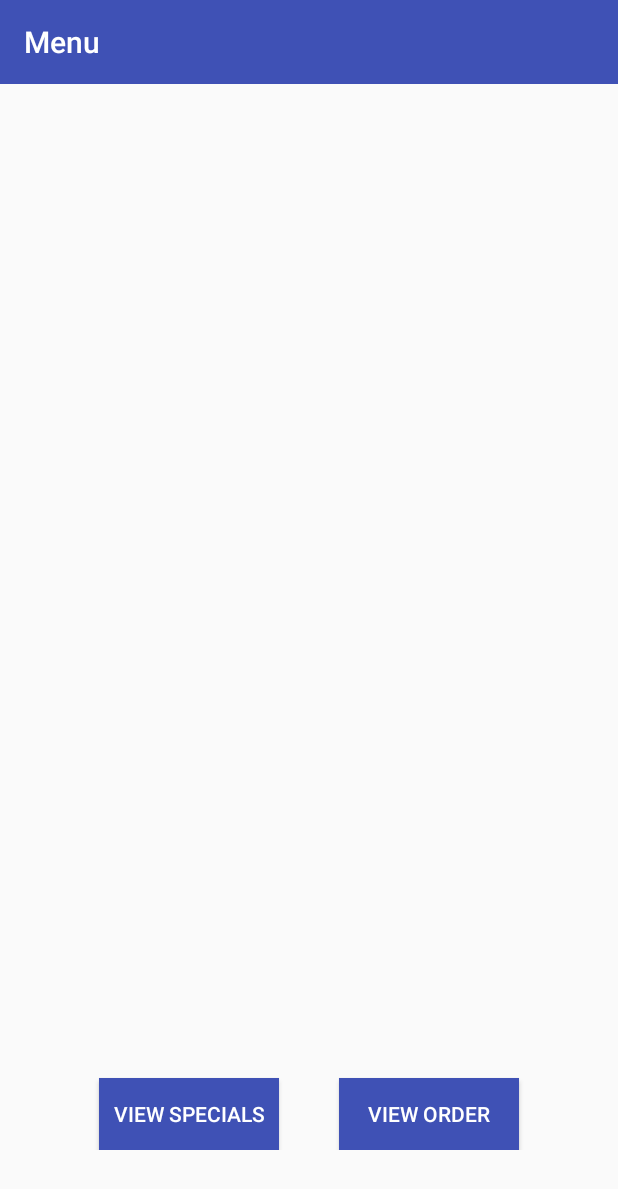
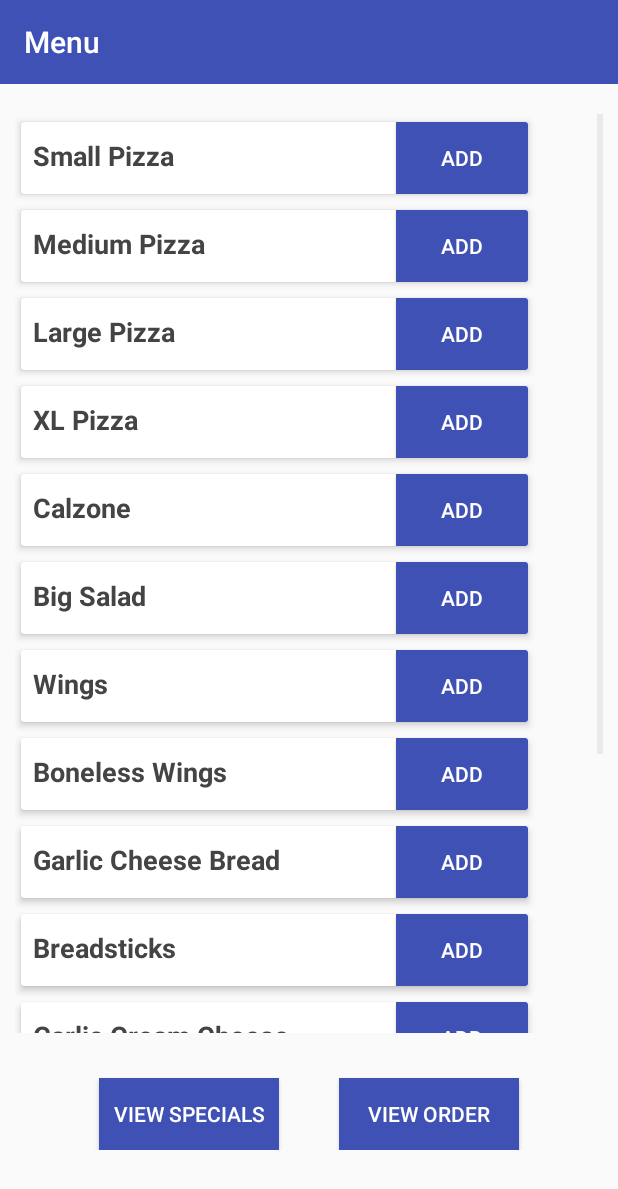
Before and after one commit to joshbeebe/PizzaNinja, an Android app: the MenuActivity screen opened directly, with no data from a screen before it, on a phone screen of 412 x 824 dp. Shown: the top 1189 px of the screen. Run offline under Robolectric (Android 15) with nearby library versions, the phone set to English and light mode, and no system bars.

Commit message:
Added Menu - Finishing onClick for buttons

```diff
--- a/app/src/main/java/com/pizzaninja/pizzaninja/BuildPizzaActivity.java
+++ b/app/src/main/java/com/pizzaninja/pizzaninja/BuildPizzaActivity.java
@@ -1,15 +1,11 @@
 package com.pizzaninja.pizzaninja;
 
 import android.os.Bundle;
-import android.support.design.widget.FloatingActionButton;
-import android.support.design.widget.Snackbar;
 import android.support.v7.app.AppCompatActivity;
 import android.support.v7.widget.Toolbar;
 import android.view.View;
-import android.widget.Button;
 import android.widget.CheckBox;
 import android.widget.LinearLayout;
-import android.widget.Toast;
 
 import java.util.ArrayList;
 
--- a/app/src/main/java/com/pizzaninja/pizzaninja/MenuActivity.java
+++ b/app/src/main/java/com/pizzaninja/pizzaninja/MenuActivity.java
@@ -8,11 +8,16 @@ import android.support.v7.widget.RecyclerView;
 import android.support.v7.widget.Toolbar;
 import android.view.View;
 
+import java.util.ArrayList;
+import java.util.List;
+
 public class MenuActivity extends AppCompatActivity {
-
+    private ArrayList<FeedItem> feedsList;
     private RecyclerView mRecyclerView;
     private RecyclerView.Adapter mAdapter;
     private RecyclerView.LayoutManager mLayoutManager;
+    private static MenuActivity ma = null;
+    OrderDetails od;
 
     @Override
     protected void onCreate(Bundle savedInstanceState) {
@@ -20,20 +25,60 @@ public class MenuActivity extends AppCompatActivity {
         setContentView(R.layout.activity_menu);
         Toolbar myToolbar = (Toolbar) findViewById(R.id.my_toolbar);
         setSupportActionBar(myToolbar);
+        od = OrderDetails.getInstance();
+        AddItems();
 
         mRecyclerView = (RecyclerView) findViewById(R.id.menu_list);
-
-        // use this setting to improve performance if you know that changes
-        // in content do not change the layout size of the RecyclerView
         mRecyclerView.setHasFixedSize(true);
 
-        // use a linear layout manager
         mLayoutManager = new LinearLayoutManager(this);
         mRecyclerView.setLayoutManager(mLayoutManager);
+        mAdapter = new MyAdapter(MenuActivity.this, feedsList);
+        mRecyclerView.setAdapter(mAdapter);
+    }
 
-        // specify an adapter (see also next example)
-        //mAdapter = new MyAdapter(myDataset);
-        //mRecyclerView.setAdapter(mAdapter);
+    public static MenuActivity getInstance() {
+        if (ma == null) {
+            ma = new MenuActivity();
+        }
+        return ma;
+    }
+
+    public void AddItem(String item)
+    {
+        if (item.contains("Pizza"))
+        {
+            Intent intent = new Intent(this, BuildPizzaActivity.class);
+            startActivity(intent);
+        }
+        else
+        {
+            od.addItem(new OrderDetails.Item(item, 2.99));
+        }
+    }
+
+    private void AddItems()
+    {
+        feedsList = new ArrayList<>();
+        for (int i = 0; i < 15; i++)
+        {
+            feedsList.add(new FeedItem());
+        }
+        feedsList.get(0).setTitle("Small Pizza");
+        feedsList.get(1).setTitle("Medium Pizza");
+        feedsList.get(2).setTitle("Large Pizza");
+        feedsList.get(3).setTitle("XL Pizza");
+        feedsList.get(4).setTitle("Calzone");
+        feedsList.get(5).setTitle("Big Salad");
+        feedsList.get(6).setTitle("Wings");
+        feedsList.get(7).setTitle("Boneless Wings");
+        feedsList.get(8).setTitle("Garlic Cheese Bread");
+        feedsList.get(9).setTitle("Breadsticks");
+        feedsList.get(10).setTitle("Garlic Cream Cheese");
+        feedsList.get(11).setTitle("Garlic Butter");
+        feedsList.get(12).setTitle("Marinara");
+        feedsList.get(13).setTitle("Ranch Dressing");
+        feedsList.get(14).setTitle("French Dressing");
     }
 
     public void OpenSpecials(View view)
--- a/app/src/main/java/com/pizzaninja/pizzaninja/MyAdapter.java
+++ b/app/src/main/java/com/pizzaninja/pizzaninja/MyAdapter.java
@@ -1,14 +1,15 @@
 package com.pizzaninja.pizzaninja;
 
 import android.content.Context;
+import android.content.Intent;
 import android.support.v7.widget.RecyclerView;
 import android.text.Html;
-import android.text.TextUtils;
 import android.view.LayoutInflater;
 import android.view.View;
 import android.view.ViewGroup;
-import android.widget.ImageView;
+import android.widget.Button;
 import android.widget.TextView;
+import android.widget.Toast;
 
 import java.util.List;
 
@@ -31,16 +32,6 @@ public class MyAdapter extends RecyclerView.Adapter<MyAdapter.CustomViewHolder>{
     @Override
     public void onBindViewHolder(CustomViewHolder customViewHolder, int i) {
         FeedItem feedItem = feedItemList.get(i);
-
-        //Render image using Picasso library
-        /*if (!TextUtils.isEmpty(feedItem.getThumbnail())) {
-            Picasso.with(mContext).load(feedItem.getThumbnail())
-                    .error(R.drawable.placeholder)
-                    .placeholder(R.drawable.placeholder)
-                    .into(customViewHolder.imageView);
-        }*/
-
-        //Setting text view title
         customViewHolder.textView.setText(Html.fromHtml(feedItem.getTitle()));
     }
 
@@ -49,14 +40,24 @@ public class MyAdapter extends RecyclerView.Adapter<MyAdapter.CustomViewHolder>{
         return (null != feedItemList ? feedItemList.size() : 0);
     }
 
-    class CustomViewHolder extends RecyclerView.ViewHolder {
-        protected ImageView imageView;
+    class CustomViewHolder extends RecyclerView.ViewHolder implements View.OnClickListener{
+        protected Button button;
         protected TextView textView;
 
         public CustomViewHolder(View view) {
             super(view);
-            this.imageView = (ImageView) view.findViewById(R.id.thumbnail);
-            this.textView = (TextView) view.findViewById(R.id.title);
+            button = (Button) view.findViewById(R.id.button);
+            button.setOnClickListener(this);
+            textView = (TextView) view.findViewById(R.id.title);
+        }
+
+        @Override
+        public void onClick(View v) {
+            String item = textView.getText().toString();
+            MenuActivity ma = MenuActivity.getInstance();
+            //ma.AddItem(item);
         }
     }
+
+
 }
--- a/app/src/main/res/layout/activity_build_pizza.xml
+++ b/app/src/main/res/layout/activity_build_pizza.xml
@@ -14,7 +14,8 @@
         android:layout_height="?attr/actionBarSize"
         android:background="?attr/colorPrimary"
         android:theme="@style/AppTheme.NoActionBar"
-        app:popupTheme="@style/ThemeOverlay.AppCompat.Light"/>
+        app:popupTheme="@style/ThemeOverlay.AppCompat.Light"
+        app:title="Select Toppings" />
 
     <include layout="@layout/content_build_pizza" />
 
--- a/app/src/main/res/layout/activity_menu.xml
+++ b/app/src/main/res/layout/activity_menu.xml
@@ -24,7 +24,9 @@
         android:layout_width="match_parent"
         android:layout_marginTop="20dp"
         android:layout_height="262dp"
-        android:layout_weight="0.86" />
+        android:layout_weight="0.86"
+        android:layout_marginRight="10dp"
+        android:layout_marginLeft="10dp" />
 
     <LinearLayout
         android:orientation="horizontal"
--- a/app/src/main/res/layout/list_row.xml
+++ b/app/src/main/res/layout/list_row.xml
@@ -4,37 +4,39 @@
     xmlns:cardview="http://schemas.android.com/apk/res-auto"
     android:layout_width="match_parent"
     android:layout_height="wrap_content"
-    android:layout_marginBottom="5dp"
     cardview:cardCornerRadius="2dp"
     cardview:cardElevation="3dp"
     cardview:cardUseCompatPadding="true">
 
-<RelativeLayout
+    <LinearLayout
         android:layout_width="match_parent"
-    android:layout_height="wrap_content">
+        android:layout_height="wrap_content"
+        android:gravity="right"
+        android:weightSum="1">
 
-    <ImageView
-        android:id="@+id/thumbnail"
-        android:layout_width="match_parent"
-        android:layout_height="180dp"
-        android:layout_alignParentTop="true"
-        android:scaleType="centerCrop"/>
         <!--android:src="@drawable/placeholder"-->
 
 
         <TextView
             android:id="@+id/title"
-        android:layout_width="match_parent"
             android:layout_height="wrap_content"
-        android:layout_below="@+id/thumbnail"
             android:layout_centerVertical="true"
-        android:layout_marginLeft="12dp"
             android:maxLines="3"
             android:padding="8dp"
             android:textAppearance="@style/TextAppearance.AppCompat.Headline"
             android:textColor="#444"
             android:textSize="18dp"
-        android:textStyle="bold"/>
+            android:textStyle="bold"
+            android:layout_weight="0.94"
+            android:layout_marginRight="10dp"
+            android:layout_width="240dp" />
 
-</RelativeLayout>
+        <Button
+            android:text="Add"
+            android:layout_width="wrap_content"
+            android:layout_height="wrap_content"
+            android:id="@+id/button"
+            android:background="@color/colorPrimary" />
+
+    </LinearLayout>
 </android.support.v7.widget.CardView>
```
Also changed, not shown: app/src/main/java/com/pizzaninja/pizzaninja/FeedItem.java (+0 -9 lines), app/src/main/java/com/pizzaninja/pizzaninja/SpecialsActivity.java (+3 -9 lines), app/src/main/res/layout/content_build_pizza.xml (+6 -4 lines). Lines whose indentation alone changed are shown as unchanged.
